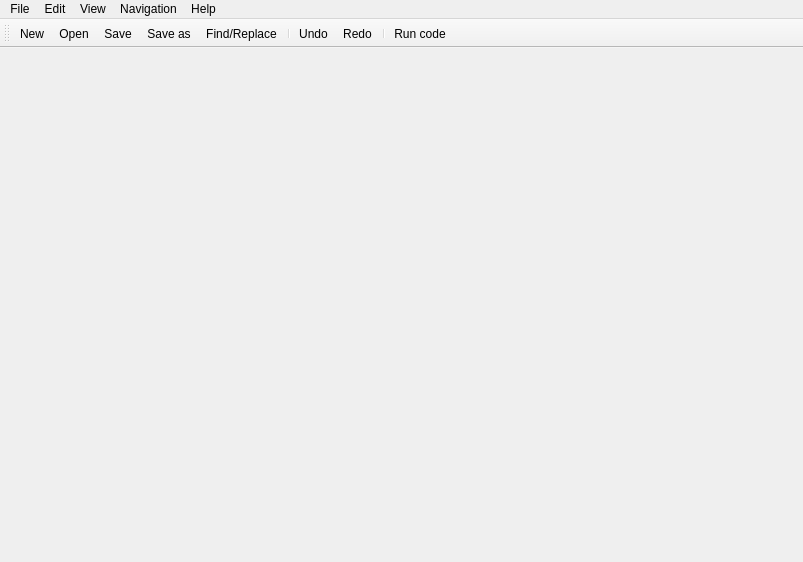
Qt form src/subprojects/EELEditor/src/eeleditor.ui (theAeon/JDSP4Linux) before a commit.
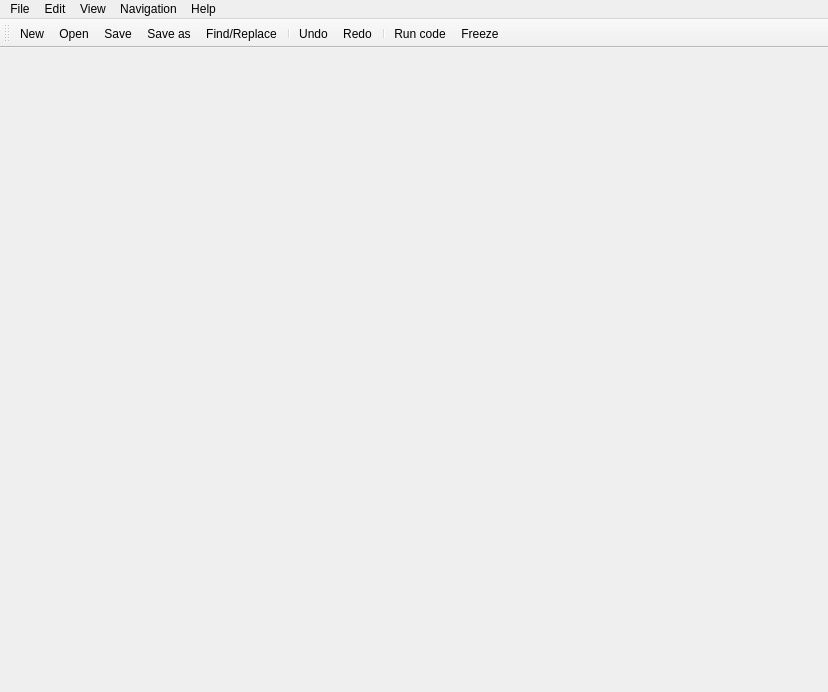
The same form after that commit. Icons and pictures are not drawn.

What changed in the file:
```diff
--- a/src/subprojects/EELEditor/src/eeleditor.ui
+++ b/src/subprojects/EELEditor/src/eeleditor.ui
@@ -6,8 +6,8 @@
    <rect>
     <x>0</x>
     <y>0</y>
-    <width>803</width>
-    <height>562</height>
+    <width>828</width>
+    <height>692</height>
    </rect>
   </property>
   <property name="windowTitle">
@@ -19,8 +19,8 @@
     <rect>
      <x>0</x>
      <y>0</y>
-     <width>803</width>
-     <height>20</height>
+     <width>828</width>
+     <height>19</height>
     </rect>
    </property>
    <property name="defaultUp">
@@ -115,6 +115,7 @@
    <addaction name="actionRedo"/>
    <addaction name="separator"/>
    <addaction name="actionRun_code"/>
+   <addaction name="actionFreeze"/>
   </widget>
   <action name="actionOpen_file">
    <property name="icon">
@@ -293,6 +294,24 @@
     <string>Ctrl+N</string>
    </property>
   </action>
+  <action name="actionFreeze">
+   <property name="checkable">
+    <bool>true</bool>
+   </property>
+   <property name="icon">
+    <iconset resource="editorresources.qrc">
+     <normaloff>:/icons/RunPause_16x.svg</normaloff>:/icons/RunPause_16x.svg</iconset>
+   </property>
+   <property name="text">
+    <string>Freeze</string>
+   </property>
+   <property name="toolTip">
+    <string>Freeze</string>
+   </property>
+   <property name="shortcut">
+    <string>F6</string>
+   </property>
+  </action>
  </widget>
  <resources>
   <include location="editorresources.qrc"/>
```
Left out of the diff: 13 changed lines with no effect on the pictures.
